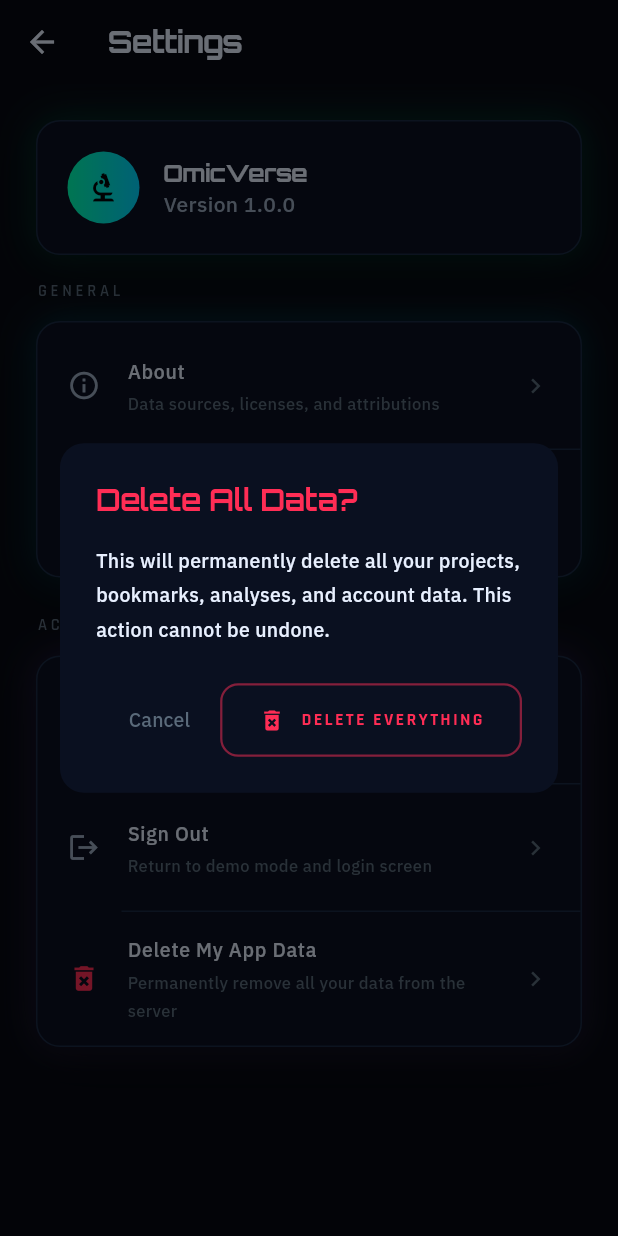
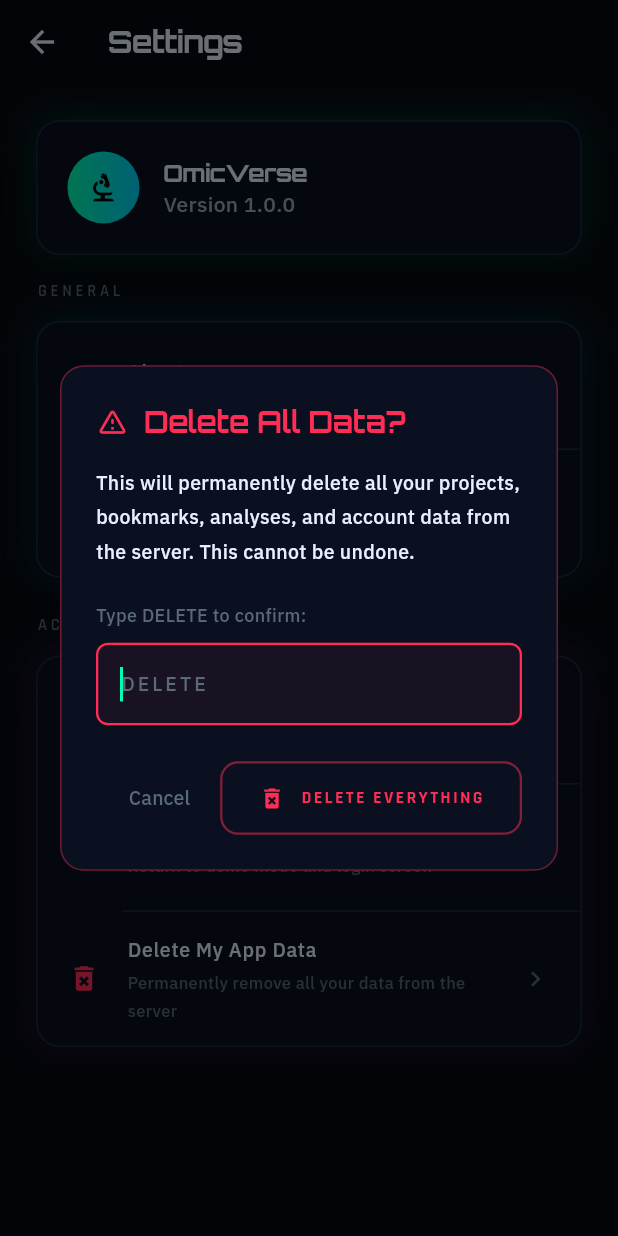
Before and after one commit to rafi28-png/omicverse, a Flutter app: the SettingsScreen screen opened by its route, after a tap on "Delete My App Data", on a phone screen of 412 x 824 dp. Run offline on Flutter 3.47's test engine with Material 3 defaults, Android fonts, the phone set to English and light mode, and no system bars; our stand-ins replace connectivity_plus, csv, dio, file_picker, fl_chart, flutter_dotenv and 5 more; accounts and stored records are empty; project files that could hold a hidden picture were left out.

Commit message:
feat: type-to-confirm delete account dialog (publication quality)
Replaced simple yes/no alert with GitHub/Supabase-style
type-to-confirm pattern. User must type 'DELETE' exactly
before the delete button activates. Prevents accidental
permanent data loss.

```diff
--- a/app/lib/features/settings/settings_screen.dart
+++ b/app/lib/features/settings/settings_screen.dart
@@ -175,32 +175,88 @@
   }
 
   void _confirmDelete(BuildContext context) {
+    final confirmCtrl = TextEditingController();
     showDialog(
       context: context,
-      builder: (ctx) => AlertDialog(
+      barrierDismissible: false,
+      builder: (ctx) => StatefulBuilder(
+        builder: (ctx, setDialogState) => AlertDialog(
           backgroundColor: kSurface,
-        shape: RoundedRectangleBorder(borderRadius: BorderRadius.circular(16)),
-        title: Text('Delete All Data?', style: tsTitle(kNeonRed)),
-        content: Text(
-          'This will permanently delete all your projects, bookmarks, analyses, '
-          'and account data. This action cannot be undone.',
+          shape: RoundedRectangleBorder(
+            borderRadius: BorderRadius.circular(16),
+            side: BorderSide(color: kNeonRed.withValues(alpha: 0.4)),
+          ),
+          title: Row(
+            children: [
+              const Icon(Icons.warning_amber_rounded, color: kNeonRed, size: 22),
+              const SizedBox(width: 10),
+              Text('Delete All Data?', style: tsTitle(kNeonRed)),
+            ],
+          ),
+          content: Column(
+            mainAxisSize: MainAxisSize.min,
+            crossAxisAlignment: CrossAxisAlignment.start,
+            children: [
+              Text(
+                'This will permanently delete all your projects, bookmarks, '
+                'analyses, and account data from the server. '
+                'This cannot be undone.',
                 style: tsBody(),
+              ),
+              const SizedBox(height: 20),
+              Text(
+                'Type DELETE to confirm:',
+                style: tsBody().copyWith(color: kTextMuted, fontSize: 12),
+              ),
+              const SizedBox(height: 8),
+              TextField(
+                controller: confirmCtrl,
+                autofocus: true,
+                style: tsBody().copyWith(color: kNeonRed, letterSpacing: 2),
+                decoration: InputDecoration(
+                  hintText: 'DELETE',
+                  hintStyle: tsBody().copyWith(color: kTextMuted),
+                  filled: true,
+                  fillColor: kNeonRed.withValues(alpha: 0.06),
+                  border: OutlineInputBorder(
+                    borderRadius: BorderRadius.circular(8),
+                    borderSide: BorderSide(color: kNeonRed.withValues(alpha: 0.4)),
+                  ),
+                  enabledBorder: OutlineInputBorder(
+                    borderRadius: BorderRadius.circular(8),
+                    borderSide: BorderSide(color: kNeonRed.withValues(alpha: 0.4)),
+                  ),
+                  focusedBorder: OutlineInputBorder(
+                    borderRadius: BorderRadius.circular(8),
+                    borderSide: const BorderSide(color: kNeonRed, width: 1.5),
+                  ),
+                ),
+                onChanged: (_) => setDialogState(() {}),
+              ),
+            ],
           ),
           actions: [
             TextButton(
-            onPressed: () => Navigator.pop(ctx),
+              onPressed: () {
+                confirmCtrl.dispose();
+                Navigator.pop(ctx);
+              },
               child: Text('Cancel', style: tsBody().copyWith(color: kTextMuted)),
             ),
             NeonButton(
               label: 'Delete Everything',
               icon: Icons.delete_forever,
               color: kNeonRed,
-            onPressed: () {
+              onPressed: confirmCtrl.text == 'DELETE'
+                  ? () {
+                      confirmCtrl.dispose();
                       Navigator.pop(ctx);
                       AuthService.deleteAppData();
-            },
+                    }
+                  : null,
             ),
           ],
+        ),
       ),
     );
   }
```
Lines whose indentation alone changed are shown as unchanged.
